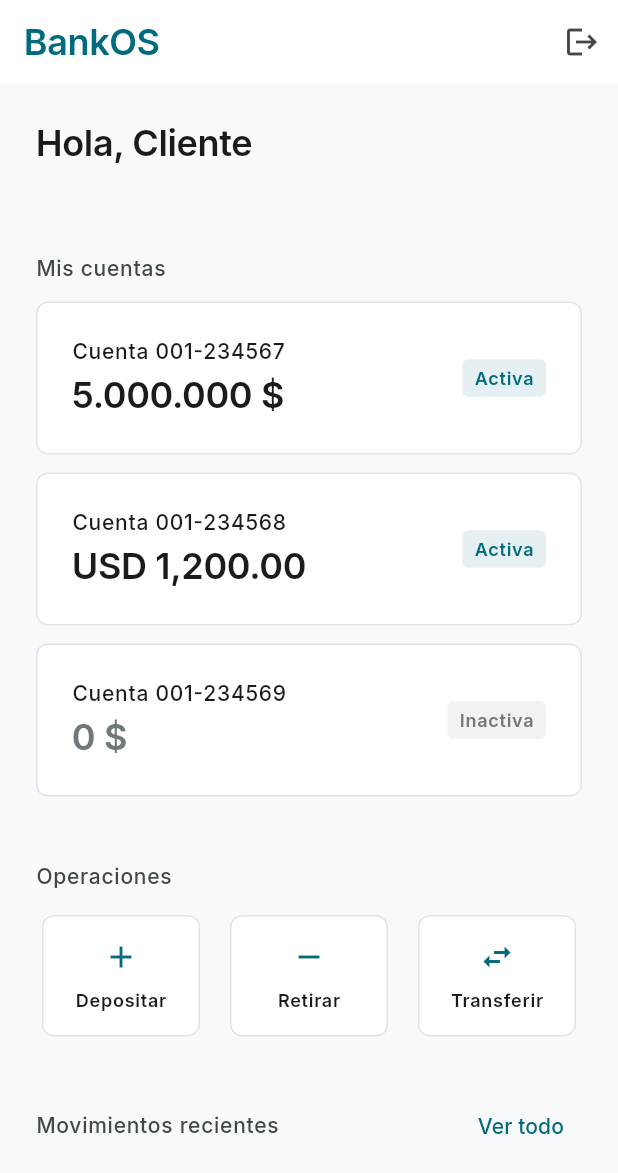
After one commit to JoseRivera-07/BankOs-v1.0, a Flutter app: the DashboardScreen screen opened by its route, on a phone screen of 412 x 824 dp. The commit adds this screen. Shown: the top 1173 px of the screen. Run offline on Flutter 3.47's test engine with Material 3 defaults, Android fonts, the phone set to English and light mode, and no system bars; our stand-ins replace flutter_riverpod, flutter_secure_storage, go_router, google_fonts; accounts and stored records are empty.

Commit message:
feat: add dashboard screen and accounts provider

```diff
--- a/lib/core/router/app_router.dart
+++ b/lib/core/router/app_router.dart
@@ -1,6 +1,8 @@
 import 'package:flutter/material.dart';
 import 'package:go_router/go_router.dart';
 import 'package:bank_os/features/auth/presentation/screens/login_screen.dart';
+import 'package:bank_os/features/dashboard/presentation/screens/dashboard_screen.dart';
+
 
 
 abstract final class AppRoutes {
@@ -25,9 +27,7 @@ final appRouter = GoRouter(
     ),
     GoRoute(
       path: AppRoutes.dashboard,
-      builder: (context, state) => const Scaffold(
-        body: Center(child: Text('Dashboard — coming soon')),
-      ),
+      builder: (context, state) => const DashboardScreen(),
     ),
     GoRoute(
       path: AppRoutes.history,
--- /dev/null
+++ b/lib/features/dashboard/data/accounts_repository.dart
@@ -0,0 +1,41 @@
+import '../domain/account_models.dart';
+
+class AccountsRepository {
+  // ─────────────────────────────────────────
+  // BACKEND INTEGRATION — HDS-02
+  // Reemplazar este bloque mock por la llamada real al endpoint:
+  // GET /api/v1/accounts
+  // Headers requeridos:
+  //   Authorization: Bearer {jwt_token}
+  //   X-Tenant-ID: {tenant_id}
+  //   X-Correlation-ID: {uuid}
+  // Response esperado: { accounts: [...] }
+  // ─────────────────────────────────────────
+  Future<List<Account>> getAccounts(String tenantId) async {
+    await Future.delayed(const Duration(seconds: 1));
+
+    return [
+      const Account(
+        id: 'acc_001',
+        number: '001-234567',
+        currency: 'COP',
+        balance: 5000000,
+        isActive: true,
+      ),
+      const Account(
+        id: 'acc_002',
+        number: '001-234568',
+        currency: 'USD',
+        balance: 1200,
+        isActive: true,
+      ),
+      const Account(
+        id: 'acc_003',
+        number: '001-234569',
+        currency: 'COP',
+        balance: 0,
+        isActive: false,
+      ),
+    ];
+  }
+}
--- /dev/null
+++ b/lib/features/dashboard/presentation/providers/accounts_provider.dart
@@ -0,0 +1,17 @@
+import 'package:flutter_riverpod/flutter_riverpod.dart';
+import '../../data/accounts_repository.dart';
+import '../../domain/account_models.dart';
+import '../../../auth/presentation/providers/auth_provider.dart';
+
+final accountsRepositoryProvider = Provider<AccountsRepository>((ref) {
+  return AccountsRepository();
+});
+
+final accountsProvider = FutureProvider<List<Account>>((ref) async {
+  final repository = ref.watch(accountsRepositoryProvider);
+  final authState = ref.watch(authProvider);
+  final tenantId = authState.user?.tenantId ?? '';
+  return repository.getAccounts(tenantId);
+});
+
+final selectedAccountProvider = StateProvider<Account?>((ref) => null);
--- /dev/null
+++ b/lib/features/dashboard/presentation/screens/dashboard_screen.dart
@@ -0,0 +1,243 @@
+import 'package:flutter/material.dart';
+import 'package:flutter_riverpod/flutter_riverpod.dart';
+import 'package:go_router/go_router.dart';
+import '../../../../core/router/app_router.dart';
+import '../../../../core/theme/app_colors.dart';
+import '../../../auth/presentation/providers/auth_provider.dart';
+import '../providers/accounts_provider.dart';
+import '../../domain/account_models.dart';
+import 'package:intl/intl.dart';
+
+class DashboardScreen extends ConsumerWidget {
+  const DashboardScreen({super.key});
+
+  @override
+  Widget build(BuildContext context, WidgetRef ref) {
+    final accountsAsync = ref.watch(accountsProvider);
+    final authState = ref.watch(authProvider);
+
+    return Scaffold(
+      backgroundColor: AppColors.background,
+      appBar: AppBar(
+        backgroundColor: AppColors.surface,
+        elevation: 0,
+        title: Text(
+          'BankOS',
+          style: Theme.of(context).textTheme.headlineMedium?.copyWith(
+                color: AppColors.primary,
+              ),
+        ),
+        actions: [
+          IconButton(
+            icon: const Icon(Icons.logout, color: AppColors.onSurfaceVariant),
+            onPressed: () async {
+              await ref.read(authProvider.notifier).logout();
+              if (context.mounted) context.go(AppRoutes.login);
+            },
+          ),
+        ],
+      ),
+      body: SafeArea(
+        child: SingleChildScrollView(
+          padding: const EdgeInsets.all(24),
+          child: Column(
+            crossAxisAlignment: CrossAxisAlignment.start,
+            children: [
+              // ── Saludo ─────────────────────────────
+              Text(
+                'Hola, ${authState.user?.role == 'admin' ? 'Administrador' : 'Cliente'}',
+                style: Theme.of(context).textTheme.headlineMedium,
+              ),
+              const SizedBox(height: 4),
+              Text(
+                authState.user?.email ?? '',
+                style: Theme.of(context).textTheme.bodyMedium?.copyWith(
+                      color: AppColors.onSurfaceVariant,
+                    ),
+              ),
+              const SizedBox(height: 32),
+              // ── Cuentas ────────────────────────────
+              Text(
+                'Mis cuentas',
+                style: Theme.of(context).textTheme.labelMedium?.copyWith(
+                      color: AppColors.onSurfaceVariant,
+                    ),
+              ),
+              const SizedBox(height: 12),
+              accountsAsync.when(
+                loading: () => const Center(
+                  child: CircularProgressIndicator(color: AppColors.primary),
+                ),
+                error: (e, _) => Text(
+                  'Error cargando cuentas: $e',
+                  style: TextStyle(color: AppColors.error),
+                ),
+                data: (accounts) => Column(
+                  children: accounts
+                      .map((account) => _AccountCard(account: account))
+                      .toList(),
+                ),
+              ),
+              const SizedBox(height: 32),
+              // ── Acciones rápidas ───────────────────
+              Text(
+                'Operaciones',
+                style: Theme.of(context).textTheme.labelMedium?.copyWith(
+                      color: AppColors.onSurfaceVariant,
+                    ),
+              ),
+              const SizedBox(height: 12),
+              Row(
+                children: [
+                  Expanded(
+                    child: _ActionButton(
+                      icon: Icons.add,
+                      label: 'Depositar',
+                      onTap: () => context.go(AppRoutes.deposit),
+                    ),
+                  ),
+                  const SizedBox(width: 12),
+                  Expanded(
+                    child: _ActionButton(
+                      icon: Icons.remove,
+                      label: 'Retirar',
+                      onTap: () => context.go(AppRoutes.withdrawal),
+                    ),
+                  ),
+                  const SizedBox(width: 12),
+                  Expanded(
+                    child: _ActionButton(
+                      icon: Icons.swap_horiz,
+                      label: 'Transferir',
+                      onTap: () => context.go(AppRoutes.transfer),
+                    ),
+                  ),
+                ],
+              ),
+              const SizedBox(height: 32),
+              // ── Historial ──────────────────────────
+              Row(
+                mainAxisAlignment: MainAxisAlignment.spaceBetween,
+                children: [
+                  Text(
+                    'Movimientos recientes',
+                    style: Theme.of(context).textTheme.labelMedium?.copyWith(
+                          color: AppColors.onSurfaceVariant,
+                        ),
+                  ),
+                  TextButton(
+                    onPressed: () => context.go(AppRoutes.history),
+                    child: Text(
+                      'Ver todo',
+                      style: TextStyle(color: AppColors.primary),
+                    ),
+                  ),
+                ],
+              ),
+            ],
+          ),
+        ),
+      ),
+    );
+  }
+}
+
+class _AccountCard extends StatelessWidget {
+  final Account account;
+
+  const _AccountCard({required this.account});
+
+  @override
+  Widget build(BuildContext context) {
+    final formatter = NumberFormat.currency(
+      locale: account.currency == 'COP' ? 'es_CO' : 'en_US',
+      symbol: account.currency == 'COP' ? '\$' : 'USD ',
+      decimalDigits: account.currency == 'COP' ? 0 : 2,
+    );
+
+    return Card(
+      margin: const EdgeInsets.only(bottom: 12),
+      child: Padding(
+        padding: const EdgeInsets.all(24),
+        child: Row(
+          mainAxisAlignment: MainAxisAlignment.spaceBetween,
+          children: [
+            Column(
+              crossAxisAlignment: CrossAxisAlignment.start,
+              children: [
+                Text(
+                  'Cuenta ${account.number}',
+                  style: Theme.of(context).textTheme.labelMedium,
+                ),
+                const SizedBox(height: 4),
+                Text(
+                  formatter.format(account.balance),
+                  style: Theme.of(context).textTheme.headlineMedium?.copyWith(
+                        color: account.isActive
+                            ? AppColors.onSurface
+                            : AppColors.outline,
+                      ),
+                ),
+              ],
+            ),
+            Container(
+              padding:
+                  const EdgeInsets.symmetric(horizontal: 8, vertical: 4),
+              decoration: BoxDecoration(
+                color: account.isActive
+                    ? AppColors.primary.withValues(alpha: 0.1)
+                    : AppColors.outline.withValues(alpha: 0.1),
+                borderRadius: BorderRadius.circular(4),
+              ),
+              child: Text(
+                account.isActive ? 'Activa' : 'Inactiva',
+                style: Theme.of(context).textTheme.labelSmall?.copyWith(
+                      color: account.isActive
+                          ? AppColors.primary
+                          : AppColors.outline,
+                    ),
+              ),
+            ),
+          ],
+        ),
+      ),
+    );
+  }
+}
+
+class _ActionButton extends StatelessWidget {
+  final IconData icon;
+  final String label;
+  final VoidCallback onTap;
+
+  const _ActionButton({
+    required this.icon,
+    required this.label,
+    required this.onTap,
+  });
+
+  @override
+  Widget build(BuildContext context) {
+    return InkWell(
+      onTap: onTap,
+      borderRadius: BorderRadius.circular(8),
+      child: Card(
+        child: Padding(
+          padding: const EdgeInsets.symmetric(vertical: 16),
+          child: Column(
+            children: [
+              Icon(icon, color: AppColors.primary),
+              const SizedBox(height: 8),
+              Text(
+                label,
+                style: Theme.of(context).textTheme.labelSmall?.copyWith(
+                      color: AppColors.onSurface,
+                    ),
+              ),
+            ],
+          ),
+        ),
+      ),
+    );
+  }
+}
```
